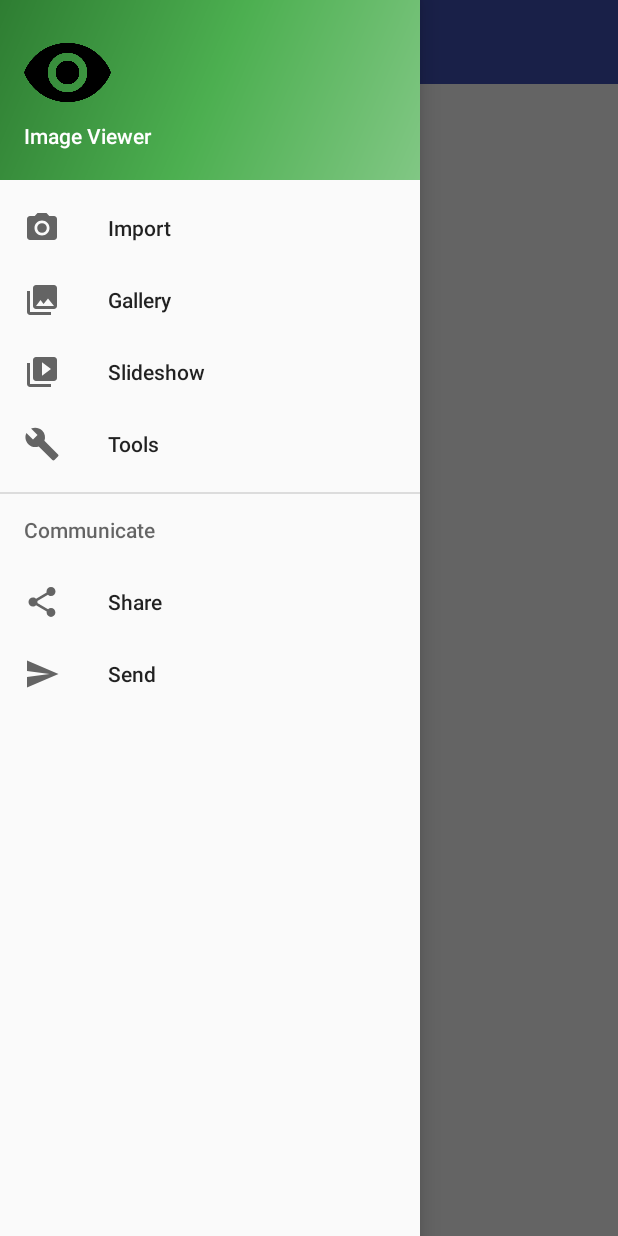
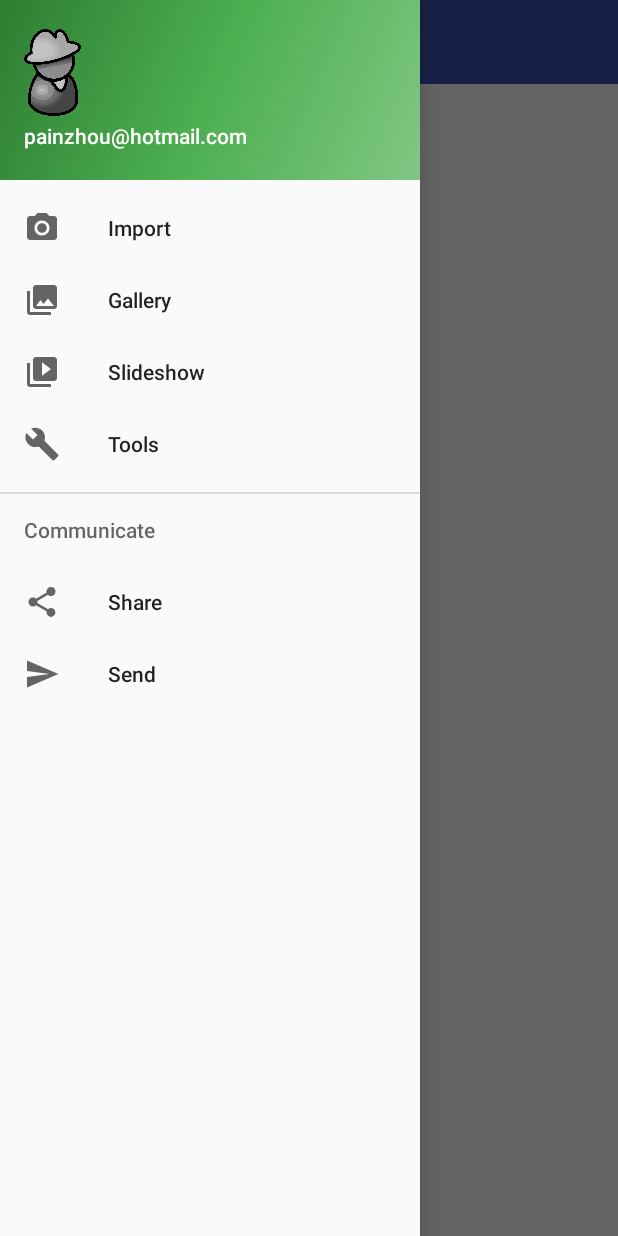
Before and after one commit to paulzhouuu/ImageViewer, an Android app: the screen it shows after launch (MainActivity), with the side drawer open, on a phone screen of 412 x 824 dp. Run offline under Robolectric (Android 15) with nearby library versions, the phone set to English and light mode, and no system bars; our stand-ins replace ButterKnife, Dagger/Hilt's generated code, Timber; libraries missing offline, so code that uses them is left out: com.squareup.okhttp, rx.android.schedulers, rx.functions, rx.schedulers, rx.subjects and 1 more; 2 statements that could not run were skipped.

Commit message:
add avatar icon

```diff
--- a/app/src/main/java/com/mconnect/mobile/imageviewer/ui/view/activity/BaseActivity.java
+++ b/app/src/main/java/com/mconnect/mobile/imageviewer/ui/view/activity/BaseActivity.java
@@ -60,7 +60,7 @@ public abstract class BaseActivity extends AppCompatActivity implements HasCompo
     protected void initToolbar() {
         Toolbar toolbar = (Toolbar) findViewById(R.id.toolbar);
         setSupportActionBar(toolbar);
-        getSupportActionBar().setDisplayShowTitleEnabled(false);
+        getSupportActionBar().setDisplayShowTitleEnabled(true);
     }
 
     protected void hideStatusBar(){
--- a/app/src/main/res/layout/activity_main_nav_header.xml
+++ b/app/src/main/res/layout/activity_main_nav_header.xml
@@ -17,7 +17,7 @@
         android:layout_height="0dp"
         android:layout_weight="0.7"
         android:paddingTop="@dimen/nav_header_vertical_spacing"
-        android:src="@drawable/ic_launcher"
+        android:src="@drawable/ic_avatar"
         android:layout_gravity="left"
         android:scaleType="fitStart"/>
 
@@ -26,7 +26,7 @@
         android:layout_height="0dp"
         android:layout_weight="0.3"
         android:paddingTop="@dimen/nav_header_vertical_spacing"
-        android:text="Image Viewer"
+        android:text="painzhou@hotmail.com"
         android:textAppearance="@style/TextAppearance.AppCompat.Body2"
         />
 
```
Also changed, not shown: app/src/main/res/drawable-hdpi/ic_avatar.png (added).
